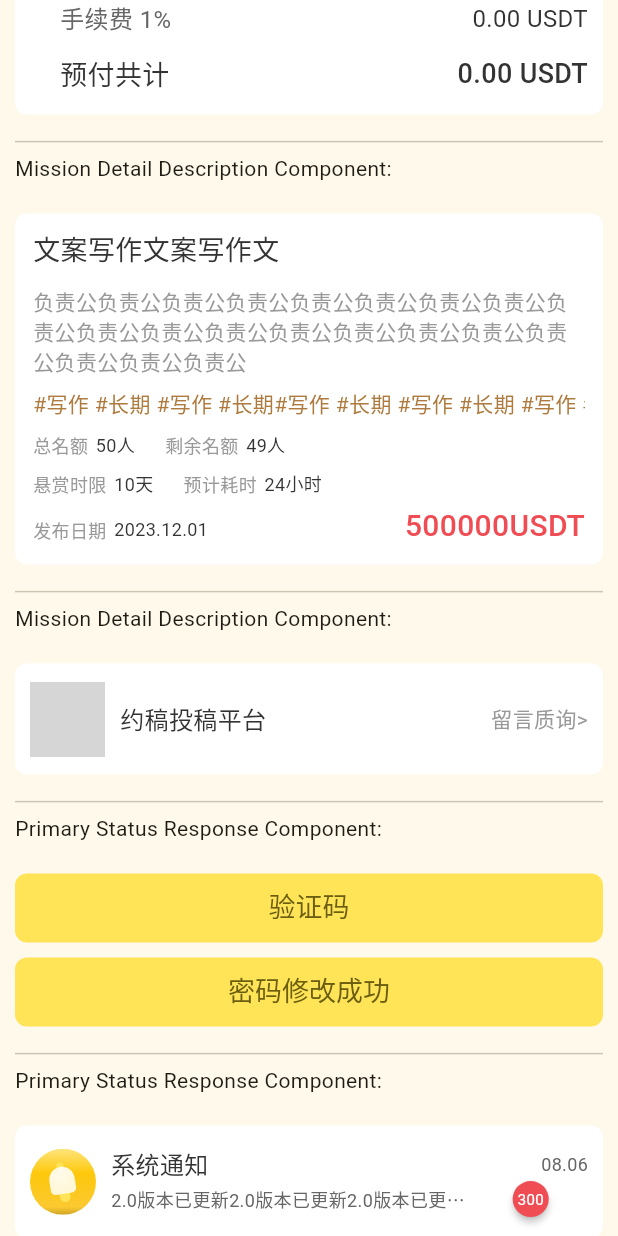
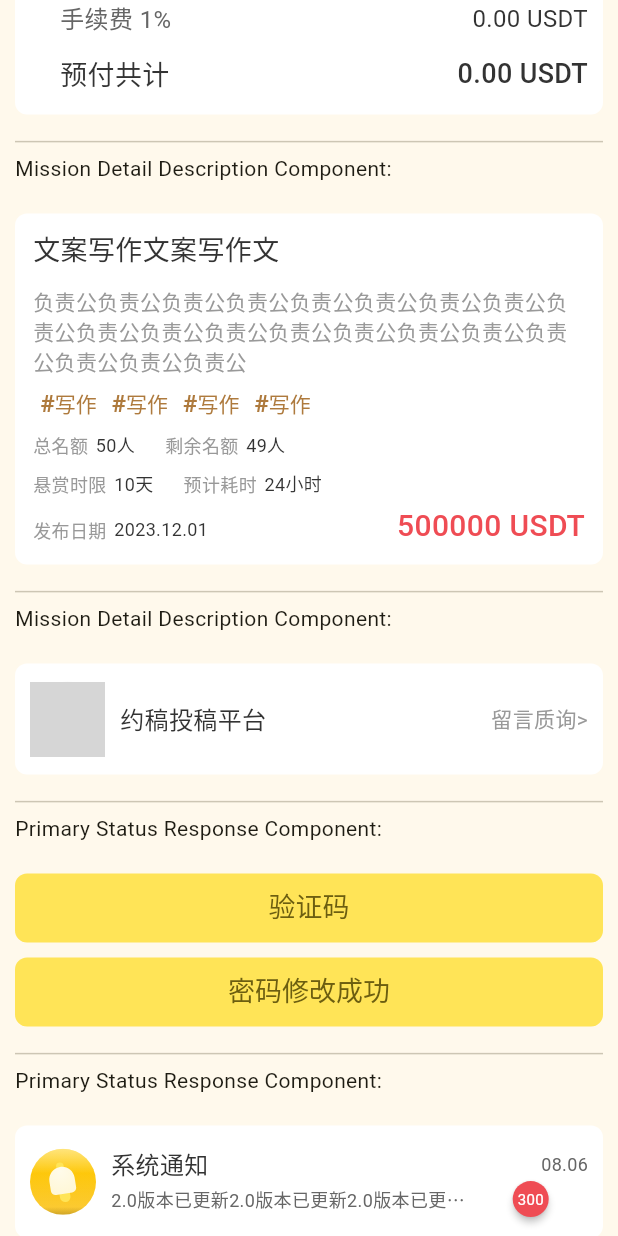
Before and after one commit to Esthert0109/part_time_app3, a Flutter app: the ComponentExample screen opened directly, scrolled down 1728 dp, on a phone screen of 412 x 824 dp. Run offline on Flutter 3.47's test engine with Material 3 defaults, Android fonts, the phone set to English and light mode, and no system bars; drawn by our look-alikes of badges; our stand-ins replace flutter_svg, get, image_picker, lazy_load_scrollview, loading_animation_widget, photo_view; network calls fail; grey boxes are pictures that could not be loaded.

Commit message:
update cMissionDetailDescriptionCardComponent

```diff
--- a/part_time_app/lib/Components/Card/missionDetailDescriptionCardComponent.dart
+++ b/part_time_app/lib/Components/Card/missionDetailDescriptionCardComponent.dart
@@ -6,7 +6,7 @@ import '../../Constants/textStyleConstant.dart';
 class MissionDetailDescriptionCardComponent extends StatefulWidget {
   final String title;
   final String detail;
-  final String tag;
+  final List<String> tag;
   final String totalSlot;
   final String leaveSlot;
   final String day;
@@ -81,12 +81,23 @@ class _MissionDetailDescriptionCardComponentState
           SizedBox(height: 8),
           Container(
             child: SingleChildScrollView(
-              scrollDirection: Axis.horizontal,
-              child: Text(
-                widget.tag,
-                style: missionDetailText3,
-              ),
-            ),
+                scrollDirection: Axis.horizontal,
+                child: Row(
+                    children: List.generate(
+                        widget.tag.length,
+                        (index) => Container(
+                              margin: EdgeInsets.symmetric(horizontal: 5),
+                              child: RichText(
+                                text: TextSpan(
+                                    text: "#",
+                                    style: missionHashtagTextStyle,
+                                    children: [
+                                      TextSpan(
+                                          text: widget.tag[index],
+                                          style: missionTagTextStyle)
+                                    ]),
+                              ),
+                            )))),
           ),
           SizedBox(height: 8),
           Container(
@@ -126,7 +137,7 @@ class _MissionDetailDescriptionCardComponentState
                 SizedBox(width: 5),
                 Expanded(
                     child: Text(widget.date, style: bottomNaviBarTextStyle)),
-                Text(widget.price + "USDT", style: missionDetailText5),
+                Text(widget.price + " USDT", style: missionDetailText5),
               ],
             ),
           ),
--- a/part_time_app/lib/Components/Card/missionDetailIssuerCardComponent.dart
+++ b/part_time_app/lib/Components/Card/missionDetailIssuerCardComponent.dart
@@ -42,6 +42,7 @@ class _MissionDetailIssuerCardComponentState
             width: 50,
             height: 50,
             decoration: BoxDecoration(
+              color: kThirdGreyColor,
               borderRadius: BorderRadius.circular(25),
               image: DecorationImage(
                 image: NetworkImage(
@@ -62,6 +63,8 @@ class _MissionDetailIssuerCardComponentState
                       child: Text(
                         widget.title,
                         style: missionDetailText6,
+                        maxLines: 2,
+                        overflow: TextOverflow.ellipsis,
                       ),
                     ),
                     GestureDetector(
--- a/part_time_app/lib/Constants/textStyleConstant.dart
+++ b/part_time_app/lib/Constants/textStyleConstant.dart
@@ -148,8 +148,8 @@ const missionCardDescTextStyle = TextStyle(
 );
 
 const missionHashtagTextStyle = TextStyle(
-  fontSize: 14,
-  fontWeight: FontWeight.w500,
+  fontSize: 16,
+  fontWeight: FontWeight.w700,
   color: kTagColor,
 );
 const missionTagTextStyle = TextStyle(
--- a/part_time_app/lib/Pages/ComponentDisplayPage/componentExamplePage.dart
+++ b/part_time_app/lib/Pages/ComponentDisplayPage/componentExamplePage.dart
@@ -237,7 +237,7 @@ class _ComponentExampleState extends State<ComponentExample> {
                   title: "文案写作文案写作文",
                   detail:
                       "负责公负责公负责公负责公负责公负责公负责公负责公负责公负责公负责公负责公负责公负责公负责公负责公负责公负责公负责公负责公",
-                  tag: "#写作 #长期 #写作 #长期#写作 #长期 #写作 #长期 #写作 #写作 #长期 #写作 ",
+                  tag: ["写作", "写作", "写作", "写作"],
                   totalSlot: "50",
                   leaveSlot: "49",
                   day: "10",
```
Also changed, not shown: part_time_app/lib/Pages/MissionStatus/missionAcceptedMainPage.dart (+20 -3 lines), part_time_app/lib/Pages/MissionStatus/missionDetailStatusIssuerPage.dart (added, +98 -0 lines), part_time_app/assets/mission/complaint.svg (added).
